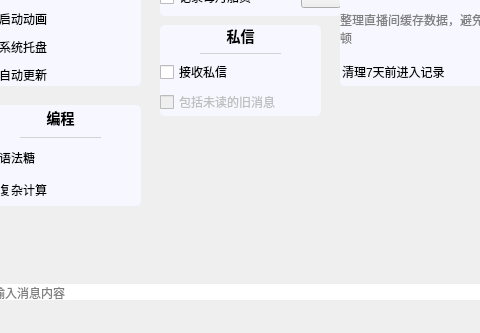
Old version of the form mainwindow/mainwindow.ui in the repository iwxyi/Bilibili-MagicalDanmaku; both pictures show x 95 to 575 and y 936 to 1269 of the 886 by 1269 pixel window.
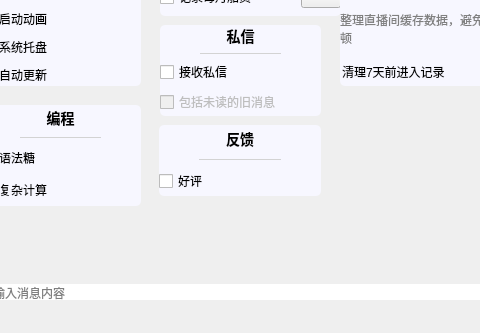
New version of the form. Icons and pictures are not drawn. Custom widgets are drawn as their Qt base class.

Commit message: 添加一键好评

```diff
--- a/mainwindow/mainwindow.ui
+++ b/mainwindow/mainwindow.ui
@@ -5643,6 +5643,80 @@
              </item>
             </layout>
            </widget>
+           <widget class="QWidget" name="feedbackCard" native="true">
+            <property name="geometry">
+             <rect>
+              <x>189</x>
+              <y>1000</y>
+              <width>162</width>
+              <height>71</height>
+             </rect>
+            </property>
+            <property name="styleSheet">
+             <string notr="true">#feedbackCard
+{
+	background: #f7f7ff;
+	border: none;
+	border-radius: 5px;
+}</string>
+            </property>
+            <layout class="QVBoxLayout" name="verticalLayout_76">
+             <item>
+              <widget class="QLabel" name="label_63">
+               <property name="sizePolicy">
+                <sizepolicy hsizetype="Preferred" vsizetype="Fixed">
+                 <horstretch>0</horstretch>
+                 <verstretch>0</verstretch>
+                </sizepolicy>
+               </property>
+               <property name="styleSheet">
+                <string notr="true">font-size: 14px;
+font-weight: 500;</string>
+               </property>
+               <property name="text">
+                <string>反馈</string>
+               </property>
+               <property name="alignment">
+                <set>Qt::AlignCenter</set>
+               </property>
+              </widget>
+             </item>
+             <item>
+              <widget class="QWidget" name="widget_38" native="true">
+               <property name="minimumSize">
+                <size>
+                 <width>0</width>
+                 <height>1</height>
+                </size>
+               </property>
+               <property name="maximumSize">
+                <size>
+                 <width>16777215</width>
+                 <height>1</height>
+                </size>
+               </property>
+               <property name="styleSheet">
+                <string notr="true">background: lightgray;
+margin: 40px;</string>
+               </property>
+              </widget>
+             </item>
+             <item>
+              <widget class="CheckBox1" name="positiveVoteCheck">
+               <property name="cursor">
+                <cursorShape>PointingHandCursor</cursorShape>
+               </property>
+               <property name="toolTip">
+                <string>针对应用页面（饭贩）上一键好评
+简单点一下此处的开关即可</string>
+               </property>
+               <property name="text">
+                <string>好评</string>
+               </property>
+              </widget>
+             </item>
+            </layout>
+           </widget>
           </widget>
          </widget>
         </item>
```
The commit also changes 3 other files.
